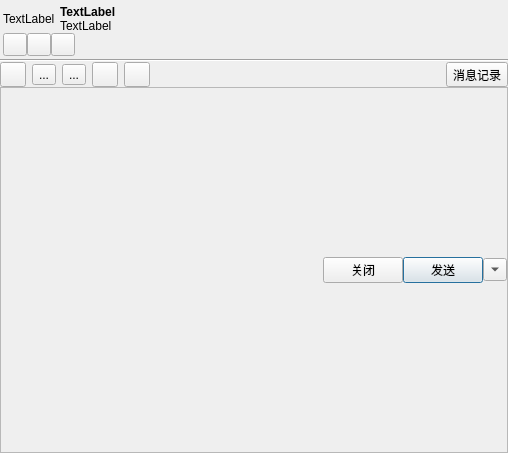
Qt form src/ui/friendchatdlg.ui (zhanlangsir/Qtqq) before a commit.
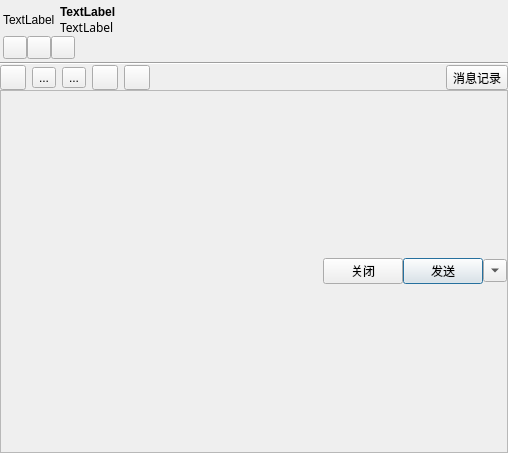
The same form after that commit. Icons and pictures are not drawn.

The edit to the form file:
```diff
--- a/src/ui/friendchatdlg.ui
+++ b/src/ui/friendchatdlg.ui
@@ -75,6 +75,12 @@
          </item>
          <item>
           <widget class="QLabel" name="lbl_mood_">
+           <property name="font">
+            <font>
+             <family>Ubuntu Mono</family>
+             <pointsize>9</pointsize>
+            </font>
+           </property>
            <property name="text">
             <string>TextLabel</string>
            </property>
```
